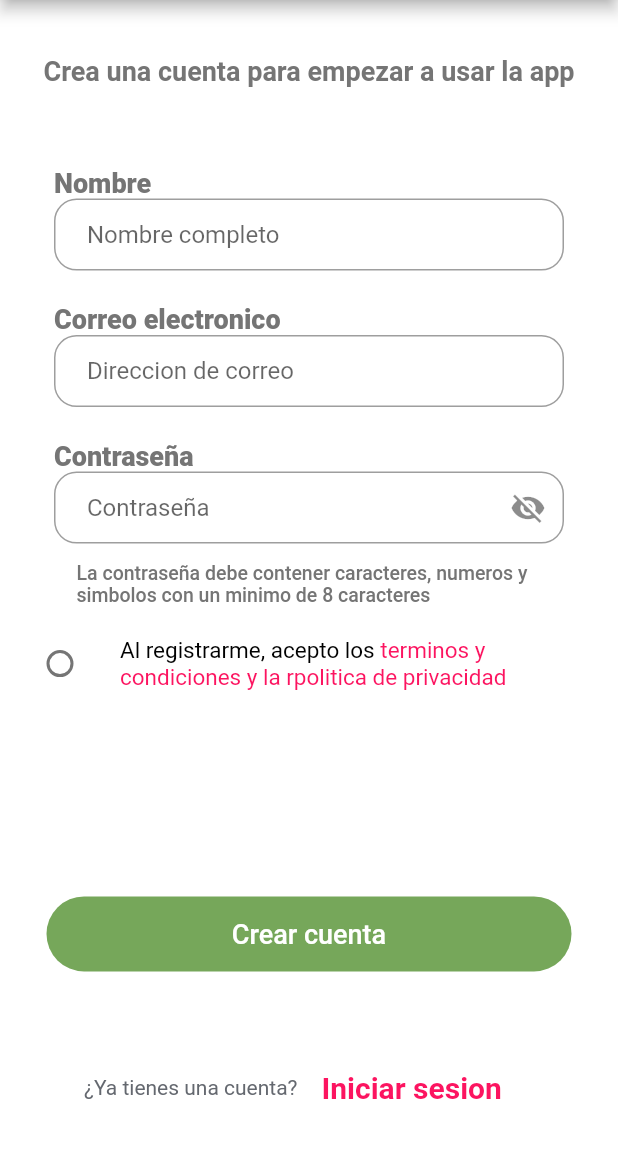
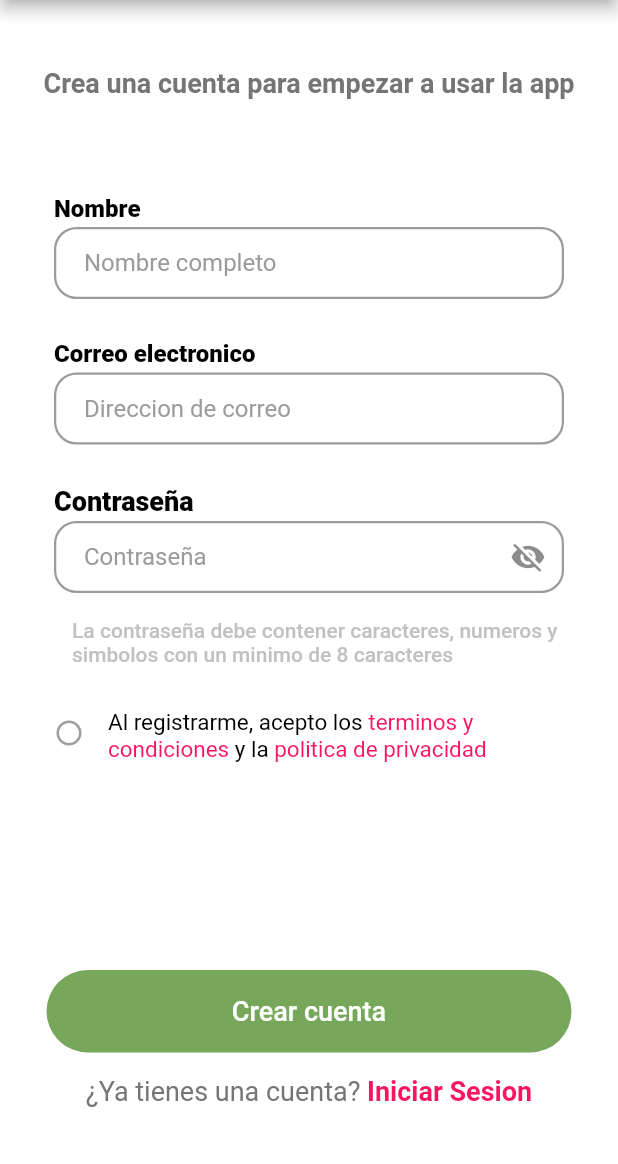
Before and after one commit to edwin141999/login-flutter-app, a Flutter app: the RegisterPage screen opened directly, on a phone screen of 412 x 824 dp, the part 72-1236 px from its top. Run offline on Flutter 3.47's test engine with Material 2 defaults, Android fonts, the phone set to English and light mode, and no system bars; Roboto replaces fonts that are missing (Hack).

Commit message:
ultimos cambios, entrega de proyecto final

```diff
--- a/lib/main.dart
+++ b/lib/main.dart
@@ -1,6 +1,7 @@
 import 'package:flutter/material.dart';
 import 'package:flutter/services.dart';
 import 'package:login_flutter/src/pages/home_header.dart';
+import 'package:login_flutter/src/pages/progress_view.dart';
 import 'package:login_flutter/src/splash/splash_view.dart';
 
 void main() => runApp(const MyApp());
@@ -20,6 +21,7 @@ class MyApp extends StatelessWidget {
       //   'InitialHeader': (BuildContext context) => const HomeHeader()
       // },
       home: SplashView(),
+      // home: ProgressView(),
     );
   }
 }
--- a/lib/src/pages/home_page.dart
+++ b/lib/src/pages/home_page.dart
@@ -94,7 +94,7 @@ class _HomePageState extends State<HomePage> {
                   height: 55,
                   child: ElevatedButton.icon(
                     onPressed: () => {
-                      Navigator.pushReplacement(
+                      Navigator.push(
                         context,
                         MaterialPageRoute(
                             builder: (context) => const RegisterPage()),
--- a/lib/src/pages/login_page.dart
+++ b/lib/src/pages/login_page.dart
@@ -16,6 +16,7 @@ class _LoginPageState extends State<LoginPage> {
   @override
   Widget build(BuildContext context) {
     return Scaffold(
+      resizeToAvoidBottomInset: false,
       appBar: AppBar(
         title: const Text('Iniciar Sesion'),
         backgroundColor: ColorSelect.txtBoHe,
@@ -33,6 +34,7 @@ class _LoginPageState extends State<LoginPage> {
           )
         ],
       ),
+      backgroundColor: ColorSelect.btnBackgroundBo1,
       body: Center(
         child: Column(
           children: [
@@ -75,6 +77,7 @@ class _LoginPageState extends State<LoginPage> {
                               height: 50,
                               margin: const EdgeInsets.only(top: 3),
                               child: TextFormField(
+                                keyboardType: TextInputType.emailAddress,
                                 textAlignVertical: TextAlignVertical.center,
                                 decoration: InputDecoration(
                                   contentPadding:
--- a/lib/src/pages/on_boarding.dart
+++ b/lib/src/pages/on_boarding.dart
@@ -19,7 +19,7 @@ class _OnBoardingState extends State<OnBoarding> {
   List<Map<String, String>> onBoardingDatas = [
     {
       "text": 'ESPARCIMIENTO',
-      "text1": 'lorem ipsum',
+      "text1": 'Brindamos todos los servicios para consentir a tu mascosta',
       'image': 'assets/images/B1.png'
     },
     {
--- a/lib/src/pages/recover_password_page.dart
+++ b/lib/src/pages/recover_password_page.dart
@@ -12,6 +12,7 @@ class _RecoverPasswordState extends State<RecoverPassword> {
   @override
   Widget build(BuildContext context) {
     return Scaffold(
+      resizeToAvoidBottomInset: false,
       appBar: AppBar(
         title: const Text('Recuperar Contraseña'),
         backgroundColor: ColorSelect.txtBoHe,
@@ -28,6 +29,7 @@ class _RecoverPasswordState extends State<RecoverPassword> {
           )
         ],
       ),
+      backgroundColor: ColorSelect.btnBackgroundBo1,
       body: Center(
         child: Column(
           children: [
@@ -67,6 +69,7 @@ class _RecoverPasswordState extends State<RecoverPassword> {
                           height: 50,
                           margin: const EdgeInsets.only(top: 3),
                           child: TextFormField(
+                            keyboardType: TextInputType.emailAddress,
                             textAlignVertical: TextAlignVertical.center,
                             decoration: InputDecoration(
                               contentPadding: const EdgeInsets.only(left: 20),
@@ -92,13 +95,15 @@ class _RecoverPasswordState extends State<RecoverPassword> {
                           ),
                         ),
                         Container(
-                          padding: const EdgeInsets.symmetric(
-                              vertical: 0, horizontal: 15),
+                          // padding: const EdgeInsets.symmetric(
+                          //     vertical: 0, horizontal: 15),
+                          margin: const EdgeInsets.only(
+                              top: 10, left: 15, right: 0),
                           child: const Text(
                             'Ingrese su correo electrónico registrado y le enviaremos un correo electronico que contiene un enlace para restablecer su contraseña.',
                             style: TextStyle(
-                              color: ColorSelect.btnTextBo3,
-                              fontSize: 13,
+                              color: Color.fromARGB(239, 189, 189, 189),
+                              fontSize: 14,
                               fontWeight: FontWeight.w500,
                             ),
                           ),
--- a/lib/src/pages/register_page.dart
+++ b/lib/src/pages/register_page.dart
@@ -1,5 +1,7 @@
+import 'package:flutter/gestures.dart';
 import 'package:flutter/material.dart';
 import 'package:login_flutter/src/pages/home_page.dart';
+import 'package:login_flutter/src/pages/login_page.dart';
 import 'package:login_flutter/src/styles/colors/colors_views.dart';
 
 class RegisterPage extends StatefulWidget {
@@ -12,6 +14,7 @@ class RegisterPage extends StatefulWidget {
 class _RegisterPageState extends State<RegisterPage> {
   bool _passwordVisible = false;
   int val = -1;
+  bool _pressed = false;
 
   @override
   void initState() {
@@ -22,18 +25,14 @@ class _RegisterPageState extends State<RegisterPage> {
   @override
   Widget build(BuildContext context) {
     return Scaffold(
+      resizeToAvoidBottomInset: false, //para que no se haya desborde
       appBar: AppBar(
         title: const Text('Registrate'),
         backgroundColor: ColorSelect.txtBoHe,
         leading: IconButton(
           icon: const Icon(Icons.arrow_back),
           color: ColorSelect.paginatorNext,
-          onPressed: () => {
-            Navigator.pushReplacement(
-              context,
-              MaterialPageRoute(builder: (context) => const HomePage()),
-            )
-          },
+          onPressed: () => {Navigator.pop(context)},
         ),
         toolbarHeight: 48,
         actions: [
@@ -47,13 +46,14 @@ class _RegisterPageState extends State<RegisterPage> {
       backgroundColor: ColorSelect.btnBackgroundBo1,
       body: Center(
         child: Column(
-          // mainAxisAlignment: MainAxisAlignment.spaceEvenly,
-          mainAxisAlignment: MainAxisAlignment.spaceAround,
-          // mainAxisAlignment: MainAxisAlignment.spaceBetween,
+          // mainAxisAlignment: MainAxisAlignment.spaceAround,
           children: [
-            Container(
-              margin: const EdgeInsets.only(top: 10),
-              child: const Text(
+            const Expanded(
+              flex: 2,
+              child: Center(
+                child: Padding(
+                  padding: EdgeInsets.only(bottom: 18),
+                  child: Text(
                     'Crea una cuenta para empezar a usar la app',
                     style: TextStyle(
                       color: ColorSelect.btnTextBo1,
@@ -62,7 +62,11 @@ class _RegisterPageState extends State<RegisterPage> {
                     ),
                   ),
                 ),
-            Column(
+              ),
+            ),
+            Expanded(
+              flex: 8,
+              child: Column(
                 children: [
                   SizedBox(
                     width: 340,
@@ -73,32 +77,47 @@ class _RegisterPageState extends State<RegisterPage> {
                           child: Text(
                             'Nombre',
                             style: TextStyle(
-                            color: ColorSelect.btnTextBo1,
-                            fontSize: 18,
+                              color: Colors.black,
+                              fontSize: 16,
                               fontWeight: FontWeight.w900,
                             ),
                           ),
                         ),
-                      SizedBox(
+                        Container(
                           width: 350,
                           height: 50,
+                          margin: const EdgeInsets.only(top: 3),
                           child: TextFormField(
+                            textAlignVertical: TextAlignVertical.center,
                             decoration: InputDecoration(
-                            contentPadding: const EdgeInsets.symmetric(
-                              vertical: 0,
-                              horizontal: 22,
+                              contentPadding: const EdgeInsets.only(left: 20),
+                              enabledBorder: OutlineInputBorder(
+                                borderRadius: BorderRadius.circular(15),
+                                borderSide: const BorderSide(
+                                  width: 1.5,
+                                  color: ColorSelect.btnTextBo3,
                                 ),
-                            border: OutlineInputBorder(
+                              ),
+                              focusedBorder: OutlineInputBorder(
                                 borderRadius: BorderRadius.circular(15),
+                                borderSide: const BorderSide(
+                                  width: 1.5,
+                                  color: ColorSelect.btnTextBo3,
+                                ),
+                              ),
+                              hintStyle: const TextStyle(
+                                color: ColorSelect.btnTextBo3,
                               ),
                               hintText: 'Nombre completo',
                             ),
                           ),
                         ),
+                        const SizedBox(
+                          height: 25,
+                        )
                       ],
                     ),
                   ),
-                const Padding(padding: EdgeInsets.all(10.0)),
                   SizedBox(
                     width: 340,
                     child: Column(
@@ -108,32 +127,47 @@ class _RegisterPageState extends State<RegisterPage> {
                           child: Text(
                             'Correo electronico',
                             style: TextStyle(
-                            color: ColorSelect.btnTextBo1,
-                            fontSize: 18,
+                              color: Colors.black,
+                              fontSize: 16,
                               fontWeight: FontWeight.w900,
                             ),
                           ),
                         ),
-                      SizedBox(
+                        Container(
                           width: 350,
                           height: 50,
+                          margin: const EdgeInsets.only(top: 3),
                           child: TextFormField(
                             keyboardType: TextInputType.emailAddress,
+                            textAlignVertical: TextAlignVertical.center,
                             decoration: InputDecoration(
-                              contentPadding: const EdgeInsets.symmetric(
-                                vertical: 0,
-                                horizontal: 22,
+                                contentPadding: const EdgeInsets.only(left: 20),
+                                enabledBorder: OutlineInputBorder(
+                                  borderRadius: BorderRadius.circular(15),
+                                  borderSide: const BorderSide(
+                                    width: 1.5,
+                                    color: ColorSelect.btnTextBo3,
                                   ),
-                              border: OutlineInputBorder(
+                                ),
+                                focusedBorder: OutlineInputBorder(
                                   borderRadius: BorderRadius.circular(15),
+                                  borderSide: const BorderSide(
+                                    width: 1.5,
+                                    color: ColorSelect.btnTextBo3,
+                                  ),
+                                ),
+                                hintStyle: const TextStyle(
+                                  color: ColorSelect.btnTextBo3,
                                 ),
                                 hintText: 'Direccion de correo'),
                           ),
                         ),
+                        const SizedBox(
+                          height: 25,
+                        )
                       ],
                     ),
                   ),
-                const Padding(padding: EdgeInsets.all(10.0)),
                   SizedBox(
                     width: 340,
                     child: Column(
@@ -143,26 +177,39 @@ class _RegisterPageState extends State<RegisterPage> {
                           child: Text(
                             'Contraseña',
                             style: TextStyle(
-                            color: ColorSelect.btnTextBo1,
+                              color: Colors.black,
                               fontSize: 18,
                               fontWeight: FontWeight.w900,
                             ),
                           ),
                         ),
-                      SizedBox(
+                        Container(
                           width: 350,
                           height: 50,
+                          margin: const EdgeInsets.only(top: 3),
                           child: TextFormField(
                             obscureText: !_passwordVisible,
                             enableSuggestions: false,
                             autocorrect: false,
+                            textAlignVertical: TextAlignVertical.center,
                             decoration: InputDecoration(
-                            contentPadding: const EdgeInsets.symmetric(
-                              vertical: 0,
-                              horizontal: 22,
+                              contentPadding: const EdgeInsets.only(left: 20),
+                              enabledBorder: OutlineInputBorder(
+                                borderRadius: BorderRadius.circular(15),
+                                borderSide: const BorderSide(
+                                  width: 1.5,
+                                  color: ColorSelect.btnTextBo3,
                                 ),
-                            border: OutlineInputBorder(
+                              ),
+                              focusedBorder: OutlineInputBorder(
                                 borderRadius: BorderRadius.circular(15),
+                                borderSide: const BorderSide(
+                                  width: 1.5,
+                                  color: ColorSelect.btnTextBo3,
+                                ),
+                              ),
+                              hintStyle: const TextStyle(
+                                color: ColorSelect.btnTextBo3,
                               ),
                               hintText: 'Contraseña',
                               suffixIcon: IconButton(
@@ -179,14 +226,16 @@ class _RegisterPageState extends State<RegisterPage> {
                           ),
                         ),
                         Container(
-                        padding: const EdgeInsets.symmetric(
-                            vertical: 10, horizontal: 15),
+                          margin: const EdgeInsets.only(
+                              top: 15, left: 12, right: 0, bottom: 20),
+                          height: 30,
                           child: const Text(
                             'La contraseña debe contener caracteres, numeros y simbolos con un minimo de 8 caracteres',
                             style: TextStyle(
-                            color: ColorSelect.txtBoSubHe,
-                            fontSize: 13,
+                              color: Color.fromARGB(239, 189, 189, 189),
+                              fontSize: 14,
                               fontWeight: FontWeight.w500,
+                              fontFamily: 'Hack',
                             ),
                           ),
                         ),
@@ -204,30 +253,51 @@ class _RegisterPageState extends State<RegisterPage> {
                               text: 'Al registrarme, acepto los ',
                               style: TextStyle(color: Colors.black)),
                           TextSpan(
-                              text:
-                                  'terminos y condiciones y la rpolitica de privacidad',
+                              text: 'terminos y condiciones ',
                               style:
-                                  TextStyle(color: ColorSelect.paginatorNext))
-                        ]),
+                                  TextStyle(color: ColorSelect.paginatorNext)),
+                          TextSpan(
+                              text: 'y la ',
+                              style: TextStyle(color: Colors.black)),
+                          TextSpan(
+                              text: 'politica de privacidad',
+                              style:
+                                  TextStyle(color: ColorSelect.paginatorNext)),
+                        ],
                       ),
-                  leading: Radio(
-                    value: 0,
-                    groupValue: val,
-                    onChanged: (value) {
+                    ),
+                    leading: Padding(
+                      padding: const EdgeInsets.only(left: 20),
+                      child: GestureDetector(
+                        onTap: () {
                           setState(() {
-                        val = value as int;
+                            _pressed = !_pressed;
                           });
                         },
-                    activeColor: ColorSelect.txtBoHe,
+                        child: _pressed
+                            ? const Icon(
+                                Icons.radio_button_checked,
+                                color: ColorSelect.txtBoHe,
+                                size: 20,
+                              )
+                            : const Icon(
+                                Icons.radio_button_unchecked,
+                                color: Colors.grey,
+                                size: 20,
+                              ),
+                      ),
                     ),
                   ),
                 ],
               ),
-            const Padding(padding: EdgeInsets.all(10.0)),
+            ),
+            Expanded(
+              flex: 2,
+              child: Column(
+                children: [
                   Container(
                     width: 350,
-              height: 50,
-              // margin: const EdgeInsets.only(top: 150),
+                    height: 55,
                     decoration: BoxDecoration(
                       color: ColorSelect.btnBackgroundBo2,
                       borderRadius: BorderRadius.circular(50),
@@ -252,36 +322,31 @@ class _RegisterPageState extends State<RegisterPage> {
                       ),
                     ),
                   ),
-            SizedBox(
-              width: 300,
-              // height: 48,
-              child: Row(
-                children: [
-                  const Text(
-                    '¿Ya tienes una cuenta?',
-                    style: TextStyle(
-                      color: Color(0xff64686f),
-                      fontSize: 14,
-                    ),
-                  ),
-                  OutlinedButton(
-                    onPressed: () {},
-                    child: const Text(
-                      'Iniciar sesion',
-                      style: TextStyle(
-                        color: Color(0xfffc1460),
+                  const Padding(padding: EdgeInsets.only(top: 15)),
+                  RichText(
+                    text: TextSpan(
+                        style: const TextStyle(fontSize: 18),
+                        children: <TextSpan>[
+                          const TextSpan(
+                              text: '¿Ya tienes una cuenta? ',
+                              style: TextStyle(color: ColorSelect.txtBoSubHe)),
+                          TextSpan(
+                            text: 'Iniciar Sesion',
+                            style: const TextStyle(
+                              color: ColorSelect.paginatorNext,
                               fontWeight: FontWeight.bold,
                             ),
-                    ),
-                    style: ElevatedButton.styleFrom(
-                      primary: Colors.transparent,
-                      shadowColor: Colors.black12,
-                      textStyle: const TextStyle(fontSize: 20),
-                      side: const BorderSide(
-                        color: Colors.transparent,
+                            recognizer: TapGestureRecognizer()
+                              ..onTap = () => Navigator.push(
+                                    context,
+                                    MaterialPageRoute(
+                                      builder: (context) => const LoginPage(),
                                     ),
                                   ),
                           ),
+                        ]),
+                  ),
+                  // const Padding(padding: EdgeInsets.only(bottom: 20)),
                 ],
               ),
             ),
--- a/lib/src/styles/colors/colors_views.dart
+++ b/lib/src/styles/colors/colors_views.dart
@@ -9,6 +9,7 @@ class ColorSelect {
 
   static const btnTextBo1 = Color(0xff757575);
   static const btnTextBo2 = Color(0xffffffff);
+  static const btnTextBo3 = Color(0xff9b9b9b);
 
   static const btnBackgroundBo1 = Color(0xffffffff);
   static const btnBackgroundBo2 = Color(0xff76a75a);
```
Lines whose indentation alone changed are shown as unchanged.
